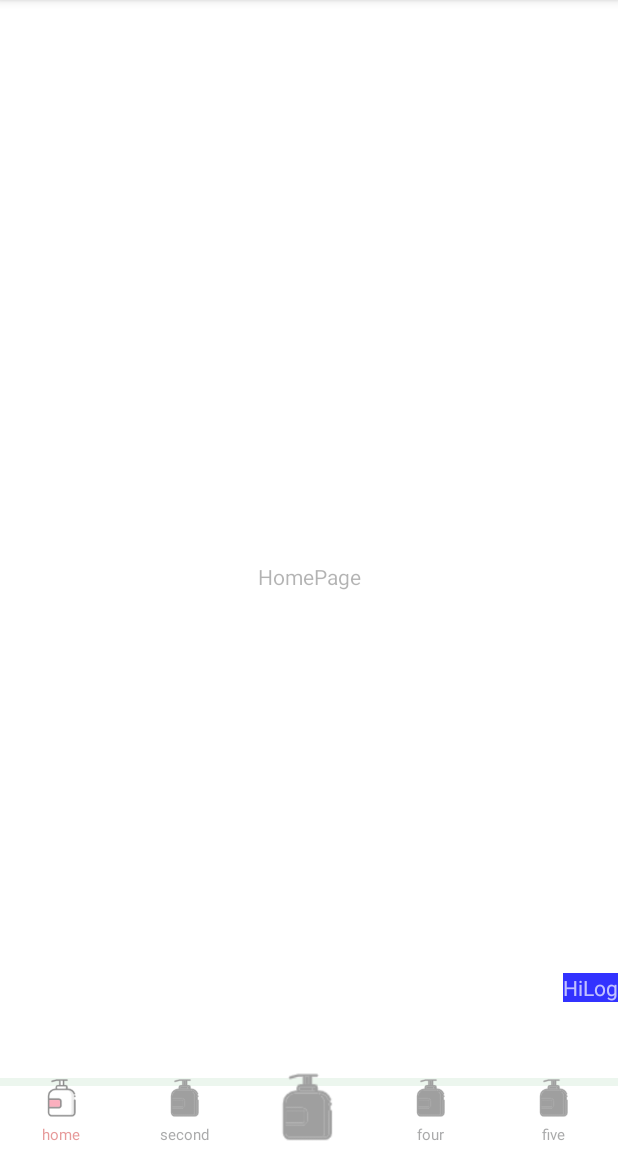
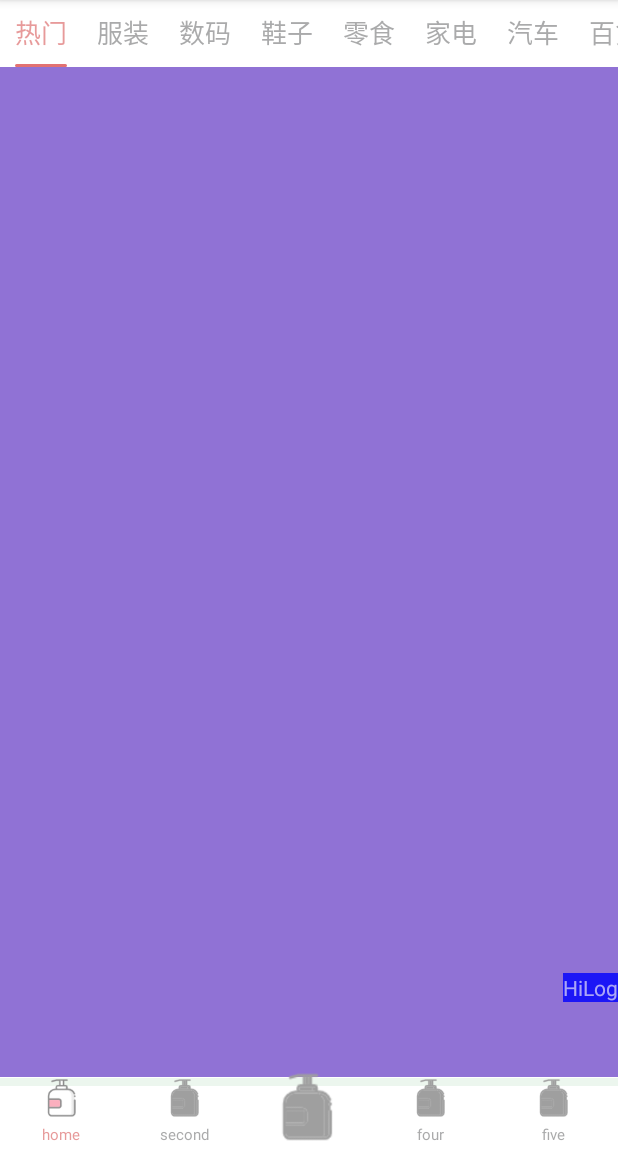
Before and after one commit to onebee/BeeHum, an Android app: the screen it shows after launch (MainActivity), on a phone screen of 412 x 824 dp, the part 84-1236 px from its top. Run offline under Robolectric (Android 15) with nearby library versions, the phone set to English and light mode, and no system bars.

Commit message:
update HiTabTopLayout

```diff
--- a/app/src/main/java/com/one/bee/frament/HomePageFragment.java
+++ b/app/src/main/java/com/one/bee/frament/HomePageFragment.java
@@ -1,15 +1,65 @@
 package com.one.bee.frament;
+
+import android.widget.Toast;
 
 import com.one.bee.R;
 import com.one.common.ui.component.HiBaseFragment;
+import com.one.ui.tab.common.IHiTabLayout;
+import com.one.ui.tab.top.HiTabTopInfo;
+import com.one.ui.tab.top.HiTabTopLayout;
+
+import java.util.ArrayList;
+import java.util.List;
+
+import androidx.annotation.NonNull;
+import androidx.annotation.Nullable;
 
 /**
  * @author diaokaibin@gmail.com on 2021/11/15.
  */
 public class HomePageFragment extends HiBaseFragment {
+    String[] tabsStr = new String[]{
+            "热门",
+            "服装",
+            "数码",
+            "鞋子",
+            "零食",
+            "家电",
+            "汽车",
+            "百货",
+            "家居",
+            "装修",
+            "运动"
+    };
 
     @Override
     public int getLayoutId() {
         return R.layout.fragment_home;
     }
+
+    @Override
+    public void onStart() {
+        super.onStart();
+
+        initTabTop();
+    }
+
+    private void initTabTop() {
+        HiTabTopLayout hiTabTopLayout = getActivity().findViewById(R.id.tab_top_layout);
+        List<HiTabTopInfo<?>> infoList = new ArrayList<>();
+        int defaultColor = getResources().getColor(R.color.tabBottomDefaultColor);
+        int tintColor = getResources().getColor(R.color.tabBottomTintColor);
+        for (String s : tabsStr) {
+            HiTabTopInfo<?> info = new HiTabTopInfo<Integer>(s, defaultColor, tintColor);
+            infoList.add(info);
+        }
+        hiTabTopLayout.inflateInfo(infoList);
+        hiTabTopLayout.addTabSelectedChangeListener(new IHiTabLayout.OnTabSelectedListener<HiTabTopInfo<?>>() {
+            @Override
+            public void onTabSelectedChange(int index, @Nullable HiTabTopInfo<?> prevInfo, @NonNull HiTabTopInfo<?> nextInfo) {
+                Toast.makeText(getActivity(), nextInfo.name, Toast.LENGTH_SHORT).show();
+            }
+        });
+        hiTabTopLayout.defaultSelected(infoList.get(0));
+    }
 }
--- a/app/src/main/res/layout/fragment_home.xml
+++ b/app/src/main/res/layout/fragment_home.xml
@@ -1,22 +1,22 @@
 <?xml version="1.0" encoding="utf-8"?>
-<androidx.constraintlayout.widget.ConstraintLayout xmlns:android="http://schemas.android.com/apk/res/android"
+<LinearLayout xmlns:android="http://schemas.android.com/apk/res/android"
+    xmlns:app="http://schemas.android.com/apk/res-auto"
     xmlns:tools="http://schemas.android.com/tools"
     android:layout_width="match_parent"
     android:layout_height="match_parent"
-    xmlns:app="http://schemas.android.com/apk/res-auto"
+    android:orientation="vertical"
     tools:ignore="MissingDefaultResource">
 
+    <com.one.ui.tab.top.HiTabTopLayout
+        android:id="@+id/tab_top_layout"
+        android:layout_width="match_parent"
+        android:layout_height="wrap_content" />
 
-    <TextView
-        android:layout_width="wrap_content"
-        android:layout_height="wrap_content"
-        app:layout_constraintTop_toTopOf="parent"
-        app:layout_constraintBottom_toBottomOf="parent"
-        app:layout_constraintLeft_toLeftOf="parent"
-        app:layout_constraintRight_toRightOf="parent"
-        android:text="HomePage"
-
-        />
+    <View
+        android:layout_width="match_parent"
+        android:layout_height="0dp"
+        android:layout_weight="1"
+        android:background="@color/design_default_color_primary_variant" />
 
 
-</androidx.constraintlayout.widget.ConstraintLayout>
+</LinearLayout>
--- a/hi-ui/src/main/java/com/one/ui/tab/top/HiTapTopLayout.java
+++ b/hi-ui/src/main/java/com/one/ui/tab/top/HiTabTopLayout.java
@@ -1,11 +1,13 @@
 package com.one.ui.tab.top;
 
 import android.content.Context;
+import android.graphics.Rect;
 import android.util.AttributeSet;
 import android.view.View;
 import android.widget.HorizontalScrollView;
 import android.widget.LinearLayout;
 
+import com.one.library.util.HiDisplayUtil;
 import com.one.ui.tab.common.IHiTabLayout;
 
 import org.jetbrains.annotations.NotNull;
@@ -19,23 +21,25 @@ import androidx.annotation.NonNull;
 /**
  * @author diaokaibin@gmail.com on 2021/11/16.
  */
-public class HiTapTopLayout extends HorizontalScrollView implements IHiTabLayout<HiTabTop, HiTabTopInfo<?>> {
+public class HiTabTopLayout extends HorizontalScrollView implements IHiTabLayout<HiTabTop, HiTabTopInfo<?>> {
 
     private List<OnTabSelectedListener<HiTabTopInfo<?>>> tabSelectedListeners = new ArrayList<>();
     private HiTabTopInfo<?> selectedInfo;
     private List<HiTabTopInfo<?>> infoList;
 
 
-    public HiTapTopLayout(Context context) {
+    public HiTabTopLayout(Context context) {
         this(context, null);
     }
 
-    public HiTapTopLayout(Context context, AttributeSet attrs) {
+    public HiTabTopLayout(Context context, AttributeSet attrs) {
         super(context, attrs, 0);
     }
 
-    public HiTapTopLayout(Context context, AttributeSet attrs, int defStyleAttr) {
+    public HiTabTopLayout(Context context, AttributeSet attrs, int defStyleAttr) {
         super(context, attrs, defStyleAttr);
+        setHorizontalScrollBarEnabled(false);
+
     }
 
     @Override
@@ -107,6 +111,93 @@ public class HiTapTopLayout extends HorizontalScrollView implements IHiTabLayout
             listener.onTabSelectedChange(infoList.indexOf(nextInfo), selectedInfo, nextInfo);
         }
         this.selectedInfo = nextInfo;
+        autoScroll(nextInfo);
+    }
+
+    int tabWith;
+
+    private void autoScroll(HiTabTopInfo<?> info) {
+
+        HiTabTop tab = findTab(info);
+        if (tab == null) return;
+        int index = infoList.indexOf(info);
+        int[] loc = new int[2];
+        //获取点击的控件在屏幕中的位置
+        tab.getLocationInWindow(loc);
+
+        int scrollWidth;
+        if (tabWith == 0) {
+            tabWith = tab.getWidth();
+        }
+        // 判断点击了屏幕左边还是右侧
+        if ((loc[0] + tabWith / 2) > HiDisplayUtil.getDisplayWidthInPx(getContext()) / 2) {
+            scrollWidth = rangeScrollWidth(index, 2);
+        } else {
+            scrollWidth = rangeScrollWidth(index, -2);
+        }
+        scrollTo(getScrollX() + scrollWidth,0);
+    }
+
+    /**
+     * 获取可滚动的范围
+     *
+     * @param index 从第几个开始
+     * @param range 向前向后的范围
+     * @return 可滚动的范围
+     */
+    private int rangeScrollWidth(int index, int range) {
+        int scrollWidth = 0;
+        for (int i = 0; i <= Math.abs(range); i++) {
+            int next;
+            if (range < 0) {
+                next = range + i + index;
+            } else {
+                next = range - i + index;
+            }
+            if (next >= 0 && next < infoList.size()) {
+                if (range < 0) {
+                    scrollWidth -= scrollWidth(next, false);
+                } else {
+                    scrollWidth += scrollWidth(next, true);
+                }
+            }
+        }
+        return scrollWidth;
+
+    }
+
+
+    /***
+     * 指定位置的控件可滚动的距离
+     * @param index 指定位置的控件
+     * @param toRight 是否点击了屏幕右侧
+     * @return 可滚动的距离
+     */
+    private int scrollWidth(int index, boolean toRight) {
+        HiTabTop target = findTab(infoList.get(index));
+        if (target == null) return 0;
+        Rect rect = new Rect();
+        target.getLocalVisibleRect(rect);
+        if (toRight) {
+            if (rect.right > tabWith) {
+                // right 坐标大于控件的宽度,说明完全没有显示
+                return tabWith;
+            } else {
+                // 显示部分,减去已显示的宽度
+                return tabWith - rect.right;
+
+            }
+        } else {
+            if (rect.left <= -tabWith) {
+                // left 坐标小于等于控件宽度,说明完全没有显示
+                return tabWith;
+            } else if (rect.left > 0) {
+                // 显示部分
+                return rect.left;
+            }
+        }
+        return 0;
+
     }
 
     private LinearLayout getRootLayout(boolean clear) {
```
